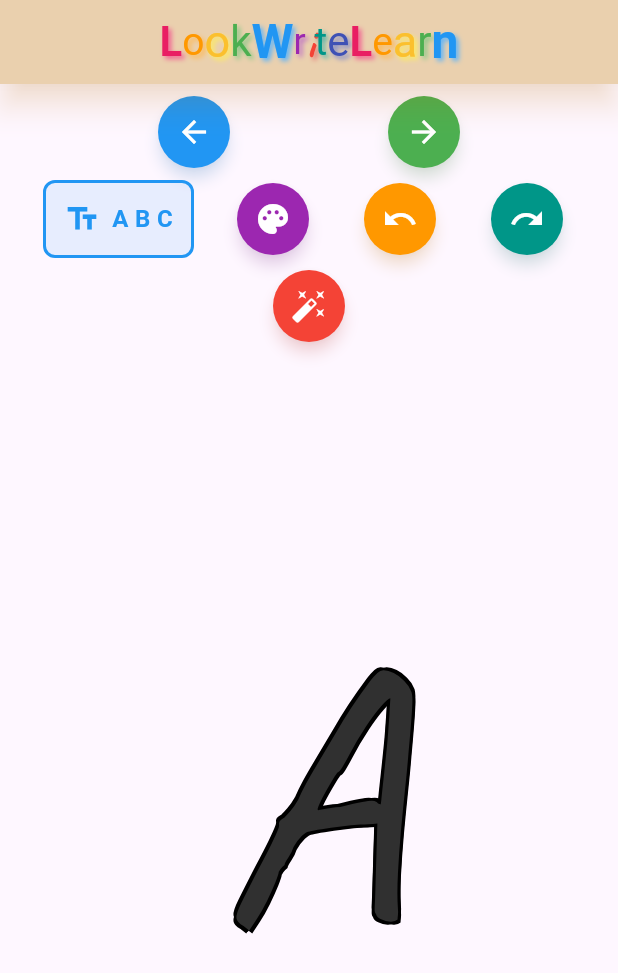
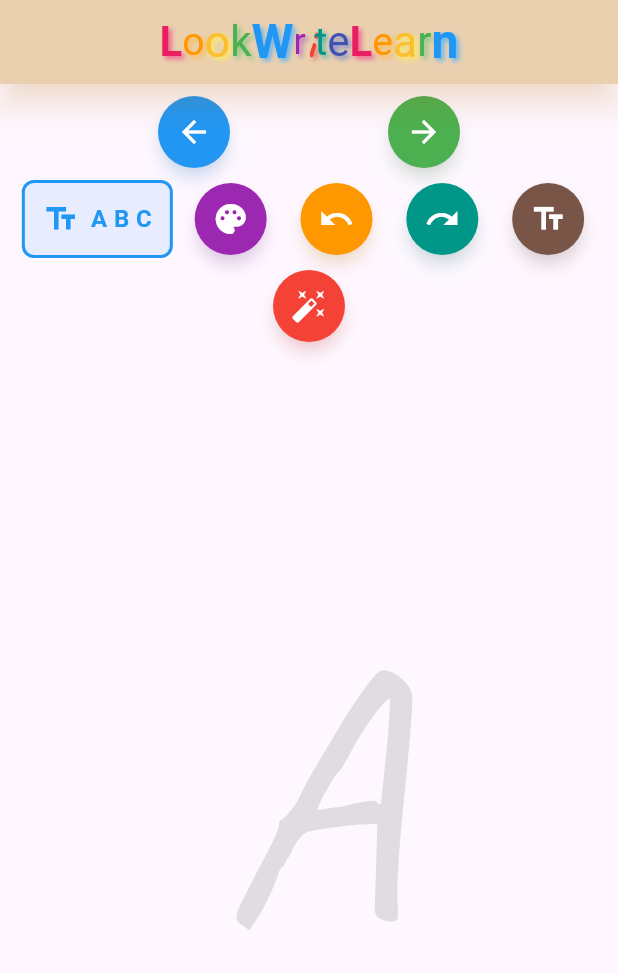
Before and after one commit to sgazz/Look-Write-Learn, a Flutter app: the screen it shows after launch, on a phone screen of 412 x 824 dp. Shown: the top 973 px of the screen. Run offline on Flutter 3.47's test engine with Material 3 defaults, Android fonts, the phone set to English and light mode, and no system bars; our stand-ins replace google_fonts.

Commit message:
Add font style toggle between normal and outline fonts
🎯 Font Style Toggle Feature:
- Added toggle button to switch between normal and outline fonts
- Outline font with thick black borders for easier tracing
- Normal font with transparent fill for free drawing
- Dynamic button colors and icons based on current mode
- Child-friendly font switching

✨ Font Options:
- Normal Font: Transparent fill, good for free drawing
- Outline Font: Thick black borders, perfect for tracing
- Easy switching with single button click
- Visual feedback with different button colors
- Icons change based on current mode

🎨 Visual Design:
- Brown button for Normal font mode
- Deep Purple button for Outline font mode
- Text fields icon for normal mode
- Text fields outlined icon for outline mode
- Consistent with other colorful buttons

🔧 Technical Implementation:
- Added useOutlineFont boolean state
- _toggleFontStyle() function for switching
- Conditional TextStyle based on useOutlineFont
- Thick outline shadows for outline mode
- Transparent fill for outline effect
- Maintains all existing functionality

```diff
--- a/lib/main.dart
+++ b/lib/main.dart
@@ -36,6 +36,7 @@ class _PracticeScreenState extends State<PracticeScreen> with TickerProviderStat
   GuideMode guideMode = GuideMode.upper;
   Color strokeColor = Colors.indigo;
   double strokeWidth = 8.0;
+  bool useOutlineFont = false;
 
   late AnimationController _letterAnimationController;
   late AnimationController _buttonAnimationController;
@@ -121,6 +122,12 @@ class _PracticeScreenState extends State<PracticeScreen> with TickerProviderStat
     });
     _letterAnimationController.reset();
     _letterAnimationController.forward();
+  }
+
+  void _toggleFontStyle() {
+    setState(() {
+      useOutlineFont = !useOutlineFont;
+    });
   }
 
 
@@ -234,13 +241,35 @@ class _PracticeScreenState extends State<PracticeScreen> with TickerProviderStat
   @override
   Widget build(BuildContext context) {
     final theme = Theme.of(context);
-    final TextStyle guideStyle = GoogleFonts.caveat(
+    final TextStyle guideStyle = useOutlineFont
+      ? GoogleFonts.caveat(
           textStyle: TextStyle(
             fontSize: 240,
-        color: Colors.grey.withOpacity(0.3),
+            color: Colors.transparent, // Transparent fill for outline effect
             fontWeight: FontWeight.w300,
             shadows: [
-          // Create outline effect with multiple shadows
+              // Create thick outline with multiple shadows
+              Shadow(
+                color: Colors.black,
+                offset: const Offset(-3, -3),
+                blurRadius: 0,
+              ),
+              Shadow(
+                color: Colors.black,
+                offset: const Offset(3, -3),
+                blurRadius: 0,
+              ),
+              Shadow(
+                color: Colors.black,
+                offset: const Offset(-3, 3),
+                blurRadius: 0,
+              ),
+              Shadow(
+                color: Colors.black,
+                offset: const Offset(3, 3),
+                blurRadius: 0,
+              ),
+              // Additional shadows for thicker outline
               Shadow(
                 color: Colors.black,
                 offset: const Offset(-2, -2),
@@ -261,7 +290,6 @@ class _PracticeScreenState extends State<PracticeScreen> with TickerProviderStat
                 offset: const Offset(2, 2),
                 blurRadius: 0,
               ),
-          // Add more shadows for thicker outline
               Shadow(
                 color: Colors.black,
                 offset: const Offset(-1, -1),
@@ -283,6 +311,13 @@ class _PracticeScreenState extends State<PracticeScreen> with TickerProviderStat
                 blurRadius: 0,
               ),
             ],
+          ),
+        )
+      : GoogleFonts.caveat(
+          textStyle: TextStyle(
+            fontSize: 240,
+            color: Colors.grey.withOpacity(0.3),
+            fontWeight: FontWeight.w300,
           ),
         );
 
@@ -575,6 +610,12 @@ class _PracticeScreenState extends State<PracticeScreen> with TickerProviderStat
                                 label: 'Redo',
                                 backgroundColor: Colors.teal,
                               ),
+                              _buildAnimatedButton(
+                                onPressed: _toggleFontStyle,
+                                icon: useOutlineFont ? Icons.text_fields : Icons.text_fields_outlined,
+                                label: useOutlineFont ? 'Outline' : 'Normal',
+                                backgroundColor: useOutlineFont ? Colors.deepPurple : Colors.brown,
+                              ),
                             ],
                           ),
                           const SizedBox(height: 8),
@@ -626,6 +667,12 @@ class _PracticeScreenState extends State<PracticeScreen> with TickerProviderStat
                           icon: Icons.redo,
                           label: 'Redo',
                           backgroundColor: Colors.teal,
+                        ),
+                        _buildAnimatedButton(
+                          onPressed: _toggleFontStyle,
+                          icon: useOutlineFont ? Icons.text_fields : Icons.text_fields_outlined,
+                          label: useOutlineFont ? 'Outline' : 'Normal',
+                          backgroundColor: useOutlineFont ? Colors.deepPurple : Colors.brown,
                         ),
                         const SizedBox(width: 16),
                         _buildAnimatedButton(
```
Lines whose indentation alone changed are shown as unchanged.
